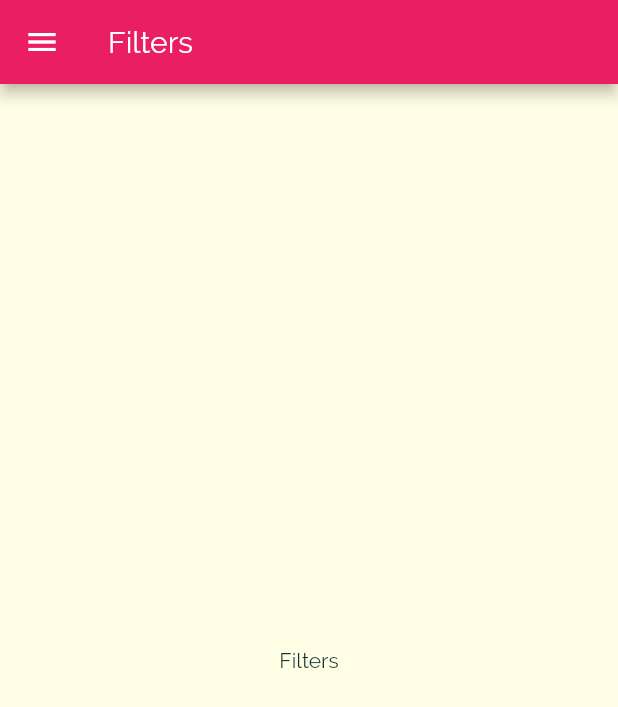
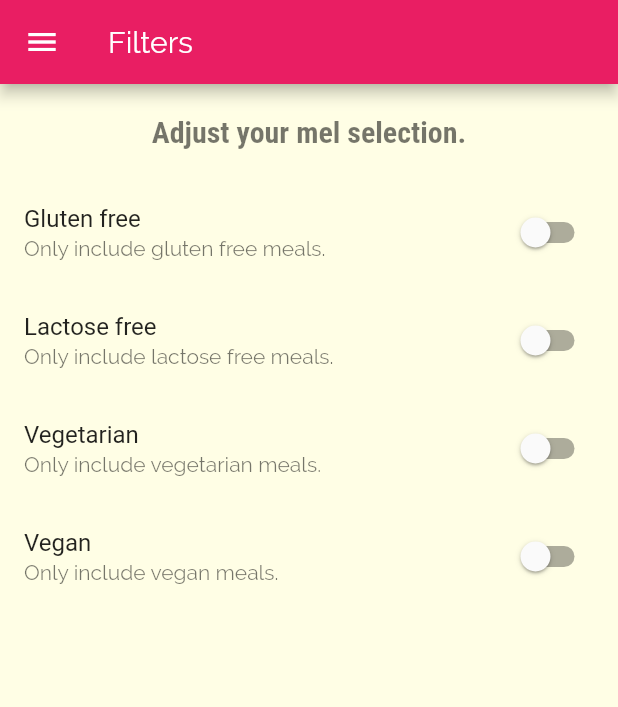
Before and after one commit to A1doranM/flutter_perfectmeals_app, a Flutter app: the FiltersScreen screen opened by its route, on a phone screen of 412 x 824 dp. Shown: the top 707 px of the screen. Run offline on Flutter 3.47's test engine with Material 2 defaults, Android fonts, the phone set to English and light mode, and no system bars.

Commit message:
Added filter switches

```diff
--- a/lib/screens/filters_screen.dart
+++ b/lib/screens/filters_screen.dart
@@ -1,8 +1,32 @@
 import 'package:flutter/material.dart';
 import 'package:flutter_complete_guide/widgets/main_drawer.dart';
 
-class FiltersScreen extends StatelessWidget {
+class FiltersScreen extends StatefulWidget {
   static const routeName = '/filters';
+
+  @override
+  _FiltersScreenState createState() => _FiltersScreenState();
+}
+
+class _FiltersScreenState extends State<FiltersScreen> {
+  bool _glutenFree = false;
+  bool _vegetarian = false;
+  bool _vegan = false;
+  bool _lactoseFree = false;
+
+  Widget _buildSwitchListTile({
+    @required String title,
+    String description,
+    @required bool currentValue,
+    @required Function updateValue,
+  }) {
+    return SwitchListTile(
+      title: Text(title),
+      value: currentValue,
+      subtitle: Text(description),
+      onChanged: updateValue,
+    );
+  }
 
   @override
   Widget build(BuildContext context) {
@@ -11,8 +35,58 @@ class FiltersScreen extends StatelessWidget {
         title: Text('Filters'),
       ),
       drawer: MainDrawer(),
-      body: Center(
-        child: Text('Filters'),
+      body: Column(
+        children: <Widget>[
+          Container(
+            padding: EdgeInsets.all(20),
+            child: Text(
+              'Adjust your mel selection.',
+              style: Theme.of(context).textTheme.headline1,
+            ),
+          ),
+          Expanded(
+            child: ListView(
+              children: <Widget>[
+                _buildSwitchListTile(
+                    title: 'Gluten free',
+                    description: 'Only include gluten free meals.',
+                    currentValue: _glutenFree,
+                    updateValue: (bool value) {
+                      setState(() {
+                        _glutenFree = value;
+                      });
+                    }),
+                _buildSwitchListTile(
+                    title: 'Lactose free',
+                    description: 'Only include lactose free meals.',
+                    currentValue: _lactoseFree,
+                    updateValue: (bool value) {
+                      setState(() {
+                        _lactoseFree = value;
+                      });
+                    }),
+                _buildSwitchListTile(
+                    title: 'Vegetarian',
+                    description: 'Only include vegetarian meals.',
+                    currentValue: _vegetarian,
+                    updateValue: (bool value) {
+                      setState(() {
+                        _vegetarian = value;
+                      });
+                    }),
+                _buildSwitchListTile(
+                    title: 'Vegan',
+                    description: 'Only include vegan meals.',
+                    currentValue: _vegan,
+                    updateValue: (bool value) {
+                      setState(() {
+                        _vegan = value;
+                      });
+                    }),
+              ],
+            ),
+          ),
+        ],
       ),
     );
   }
```
